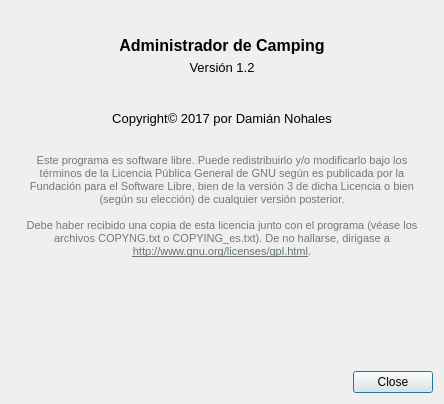
Old version of the form src/ui/DialogAbout.ui in the repository dnohales/camping.
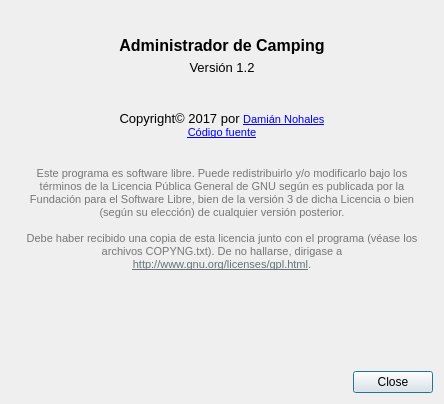
New version of the form. Icons and pictures are not drawn.

Commit message: Remove pedir soporte link, change About dialog and add COPYING

The edit to the form file:
```diff
--- a/src/ui/DialogAbout.ui
+++ b/src/ui/DialogAbout.ui
@@ -69,7 +69,8 @@
 &lt;html&gt;&lt;head&gt;&lt;meta name=&quot;qrichtext&quot; content=&quot;1&quot; /&gt;&lt;style type=&quot;text/css&quot;&gt;
 p, li { white-space: pre-wrap; }
 &lt;/style&gt;&lt;/head&gt;&lt;body style=&quot; font-family:'MS Shell Dlg 2'; font-size:8pt; font-weight:400; font-style:normal;&quot;&gt;
-&lt;p align=&quot;center&quot; style=&quot; margin-top:0px; margin-bottom:0px; margin-left:0px; margin-right:0px; -qt-block-indent:0; text-indent:0px;&quot;&gt;&lt;span style=&quot; font-family:'Sans'; font-size:10pt;&quot;&gt;Copyright© 2017 por Damián Nohales&lt;/span&gt;&lt;/p&gt;
+&lt;p align=&quot;center&quot; style=&quot; margin-top:0px; margin-bottom:0px; margin-left:0px; margin-right:0px; -qt-block-indent:0; text-indent:0px;&quot;&gt;&lt;span style=&quot; font-family:'Sans'; font-size:10pt;&quot;&gt;Copyright© 2017 por &lt;/span&gt;&lt;a href=&quot;mailto:damiannohales@gmail.com&quot;&gt;&lt;span style=&quot; text-decoration: underline; color:#0000ff;&quot;&gt;Damián Nohales&lt;/span&gt;&lt;/a&gt;&lt;/p&gt;
+&lt;p align=&quot;center&quot; style=&quot; margin-top:0px; margin-bottom:0px; margin-left:0px; margin-right:0px; -qt-block-indent:0; text-indent:0px;&quot;&gt;&lt;a href=&quot;https://github.com/dnohales/camping&quot;&gt;&lt;span style=&quot; text-decoration: underline; color:#0000ff;&quot;&gt;Código fuente&lt;/span&gt;&lt;/a&gt;&lt;/p&gt;
 &lt;p align=&quot;center&quot; style=&quot;-qt-paragraph-type:empty; margin-top:0px; margin-bottom:0px; margin-left:0px; margin-right:0px; -qt-block-indent:0; text-indent:0px; font-family:'Sans'; font-size:9pt; color:#838383;&quot;&gt;&lt;br /&gt;&lt;/p&gt;
 &lt;p align=&quot;center&quot; style=&quot;-qt-paragraph-type:empty; margin-top:0px; margin-bottom:0px; margin-left:0px; margin-right:0px; -qt-block-indent:0; text-indent:0px; font-family:'Sans'; font-size:9pt; color:#838383;&quot;&gt;&lt;br /&gt;&lt;/p&gt;
 &lt;p align=&quot;center&quot; style=&quot; margin-top:0px; margin-bottom:0px; margin-left:0px; margin-right:0px; -qt-block-indent:0; text-indent:0px;&quot;&gt;&lt;span style=&quot; font-family:'Sans'; color:#767676;&quot;&gt;Este programa es software libre. Puede redistribuirlo y/o modificarlo bajo los&lt;/span&gt;&lt;/p&gt;
@@ -78,9 +79,12 @@
 &lt;p align=&quot;center&quot; style=&quot; margin-top:0px; margin-bottom:0px; margin-left:0px; margin-right:0px; -qt-block-indent:0; text-indent:0px;&quot;&gt;&lt;span style=&quot; font-family:'Sans'; color:#767676;&quot;&gt;(según su elección) de cualquier versión posterior.&lt;/span&gt;&lt;/p&gt;
 &lt;p align=&quot;center&quot; style=&quot;-qt-paragraph-type:empty; margin-top:0px; margin-bottom:0px; margin-left:0px; margin-right:0px; -qt-block-indent:0; text-indent:0px; font-family:'Sans'; color:#767676;&quot;&gt;&lt;br /&gt;&lt;/p&gt;
 &lt;p align=&quot;center&quot; style=&quot; margin-top:0px; margin-bottom:0px; margin-left:0px; margin-right:0px; -qt-block-indent:0; text-indent:0px;&quot;&gt;&lt;span style=&quot; font-family:'Sans'; color:#767676;&quot;&gt;Debe haber recibido una copia de esta licencia junto con el programa (véase los&lt;/span&gt;&lt;/p&gt;
-&lt;p align=&quot;center&quot; style=&quot; margin-top:0px; margin-bottom:0px; margin-left:0px; margin-right:0px; -qt-block-indent:0; text-indent:0px;&quot;&gt;&lt;span style=&quot; font-family:'Sans'; color:#767676;&quot;&gt;archivos COPYNG.txt o COPYING_es.txt). De no hallarse, dirigase a&lt;/span&gt;&lt;/p&gt;
+&lt;p align=&quot;center&quot; style=&quot; margin-top:0px; margin-bottom:0px; margin-left:0px; margin-right:0px; -qt-block-indent:0; text-indent:0px;&quot;&gt;&lt;span style=&quot; font-family:'Sans'; color:#767676;&quot;&gt;archivos COPYNG.txt). De no hallarse, dirigase a&lt;/span&gt;&lt;/p&gt;
 &lt;p align=&quot;center&quot; style=&quot; margin-top:0px; margin-bottom:0px; margin-left:0px; margin-right:0px; -qt-block-indent:0; text-indent:0px;&quot;&gt;&lt;a href=&quot;http://www.gnu.org/licenses/gpl.html&quot;&gt;&lt;span style=&quot; font-family:'Sans'; text-decoration: underline; color:#647376;&quot;&gt;http://www.gnu.org/licenses/gpl.html&lt;/span&gt;&lt;/a&gt;&lt;span style=&quot; font-family:'Sans'; color:#767676;&quot;&gt;.&lt;/span&gt;&lt;/p&gt;&lt;/body&gt;&lt;/html&gt;</string>
      </property>
+     <property name="textFormat">
+      <enum>Qt::AutoText</enum>
+     </property>
      <property name="openExternalLinks">
       <bool>true</bool>
      </property>
```
The commit also changes 4 other files.
